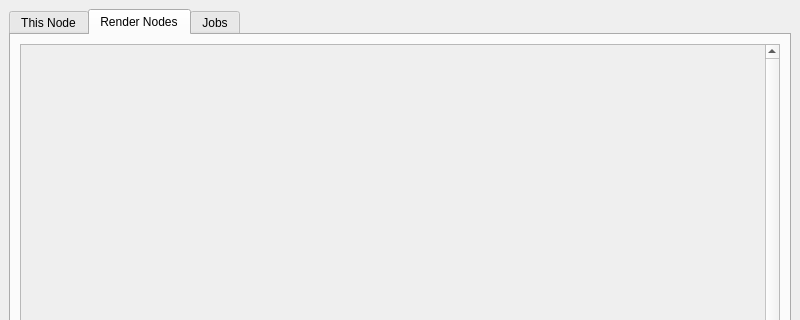
Before: the Qt Designer form Ui_FarmView.ui in CogswellProjectHydra/githubHydraRepo, drawn with Qt 5; both pictures show x 0 to 800 and y 0 to 320 of the 800 by 471 pixel window.
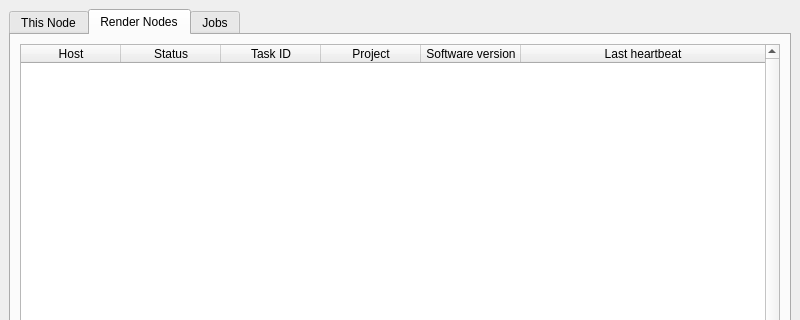
After: the same form once the commit is applied. The open tabs and pages were chosen to show the change.

Commit message: FarmView: Render Nodes tab is now a table

```diff
--- a/Ui_FarmView.ui
+++ b/Ui_FarmView.ui
@@ -204,41 +204,49 @@
        </attribute>
        <layout class="QGridLayout" name="gridLayout_4">
         <item row="0" column="0">
-         <widget class="QScrollArea" name="scrollArea">
+         <widget class="QTableWidget" name="renderNodeTable">
           <property name="verticalScrollBarPolicy">
            <enum>Qt::ScrollBarAlwaysOn</enum>
           </property>
-          <property name="widgetResizable">
+          <property name="sortingEnabled">
            <bool>true</bool>
           </property>
-          <widget class="QWidget" name="scrollAreaWidgetContents">
-           <property name="geometry">
-            <rect>
-             <x>0</x>
-             <y>0</y>
-             <width>727</width>
-             <height>285</height>
-            </rect>
+          <attribute name="horizontalHeaderStretchLastSection">
+           <bool>true</bool>
+          </attribute>
+          <attribute name="verticalHeaderVisible">
+           <bool>false</bool>
+          </attribute>
+          <column>
+           <property name="text">
+            <string>Host</string>
            </property>
-           <layout class="QGridLayout" name="gridLayout_3">
-            <item row="0" column="0">
-             <layout class="QGridLayout" name="renderNodesGrid"/>
-            </item>
-            <item row="1" column="0">
-             <spacer name="verticalSpacer_2">
-              <property name="orientation">
-               <enum>Qt::Vertical</enum>
-              </property>
-              <property name="sizeHint" stdset="0">
-               <size>
-                <width>20</width>
-                <height>40</height>
-               </size>
-              </property>
-             </spacer>
-            </item>
-           </layout>
-          </widget>
+          </column>
+          <column>
+           <property name="text">
+            <string>Status</string>
+           </property>
+          </column>
+          <column>
+           <property name="text">
+            <string>Task ID</string>
+           </property>
+          </column>
+          <column>
+           <property name="text">
+            <string>Project</string>
+           </property>
+          </column>
+          <column>
+           <property name="text">
+            <string>Software version</string>
+           </property>
+          </column>
+          <column>
+           <property name="text">
+            <string>Last heartbeat</string>
+           </property>
+          </column>
          </widget>
         </item>
        </layout>
```
Left out of the diff: 10 changed lines with no effect on the pictures. The commit also changes 2 other files.
